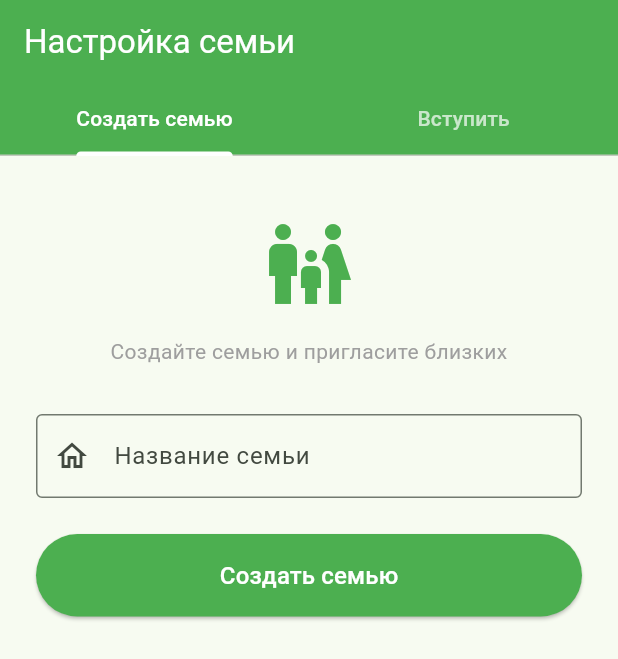
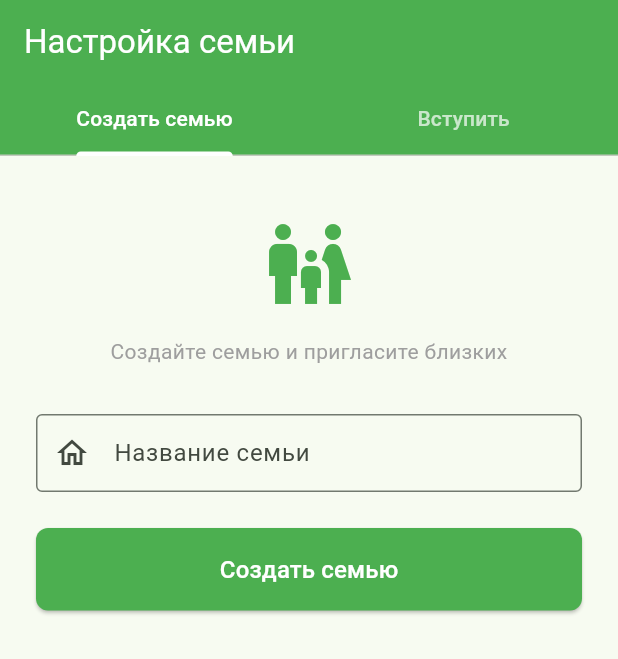
Before and after one commit to Udavkaa-ai/family-nutrition-app, a Flutter app: the screen it shows once a user with an empty profile is signed in, on a phone screen of 412 x 824 dp. Shown: the top 659 px of the screen. Run offline on Flutter 3.47's test engine with Material 3 defaults, Android fonts, the phone set to English and light mode, and no system bars; our stand-ins replace cloud_firestore, firebase_auth, firebase_core, go_router; accounts and stored records are empty.

```diff
--- a/frontend/lib/main.dart
+++ b/frontend/lib/main.dart
@@ -8,6 +8,7 @@ import 'providers/family_provider.dart';
 import 'providers/pantry_provider.dart';
 import 'providers/recipe_provider.dart';
 import 'providers/shopping_list_provider.dart';
+import 'utils/app_theme.dart';
 
 Future<void> main() async {
   WidgetsFlutterBinding.ensureInitialized();
@@ -32,10 +33,7 @@ class FamilyNutritionApp extends StatelessWidget {
         builder: (context) => MaterialApp.router(
           title: 'Семейное питание',
           debugShowCheckedModeBanner: false,
-          theme: ThemeData(
-            colorScheme: ColorScheme.fromSeed(seedColor: Colors.green),
-            useMaterial3: true,
-          ),
+          theme: AppTheme.light,
           routerConfig: AppRouter.router(context),
         ),
       ),
--- /dev/null
+++ b/frontend/lib/utils/app_theme.dart
@@ -0,0 +1,39 @@
+import 'package:flutter/material.dart';
+
+class AppTheme {
+  AppTheme._();
+
+  static const Color primary = Colors.green;
+  static const Color primaryLight = Color(0xFFE8F5E9);
+  static const Color error = Colors.red;
+  static const Color textSecondary = Colors.grey;
+
+  static ThemeData get light => ThemeData(
+        colorScheme: ColorScheme.fromSeed(seedColor: primary),
+        useMaterial3: true,
+        inputDecorationTheme: const InputDecorationTheme(
+          border: OutlineInputBorder(),
+          contentPadding: EdgeInsets.symmetric(horizontal: 12, vertical: 14),
+        ),
+        elevatedButtonTheme: ElevatedButtonThemeData(
+          style: ElevatedButton.styleFrom(
+            backgroundColor: primary,
+            foregroundColor: Colors.white,
+            padding: EdgeInsets.symmetric(vertical: 14),
+            shape: RoundedRectangleBorder(borderRadius: BorderRadius.all(Radius.circular(8))),
+          ),
+        ),
+        cardTheme: const CardThemeData(
+          elevation: 1,
+          margin: EdgeInsets.zero,
+          shape: RoundedRectangleBorder(
+              borderRadius: BorderRadius.all(Radius.circular(12))),
+        ),
+        appBarTheme: const AppBarTheme(
+          backgroundColor: primary,
+          foregroundColor: Colors.white,
+          elevation: 0,
+          centerTitle: false,
+        ),
+      );
+}
```
Also changed, not shown: frontend/lib/widgets/empty_state.dart (added, +56 -0 lines), frontend/lib/widgets/error_snackbar.dart (added, +27 -0 lines), frontend/lib/widgets/loading_button.dart (added, +40 -0 lines), 9 other files.
